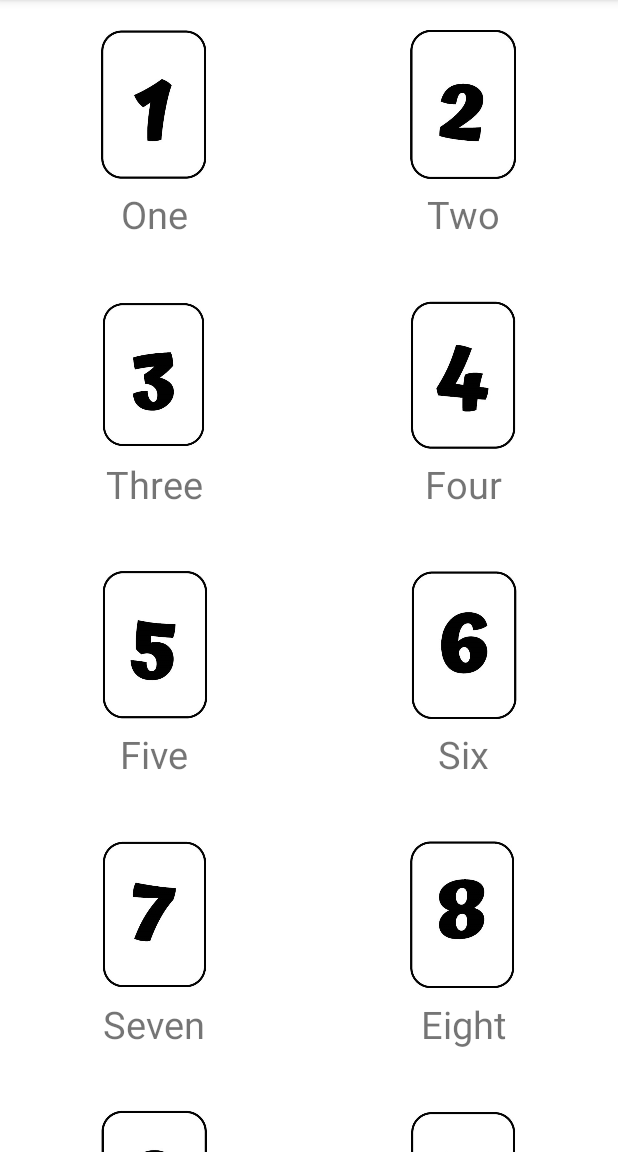
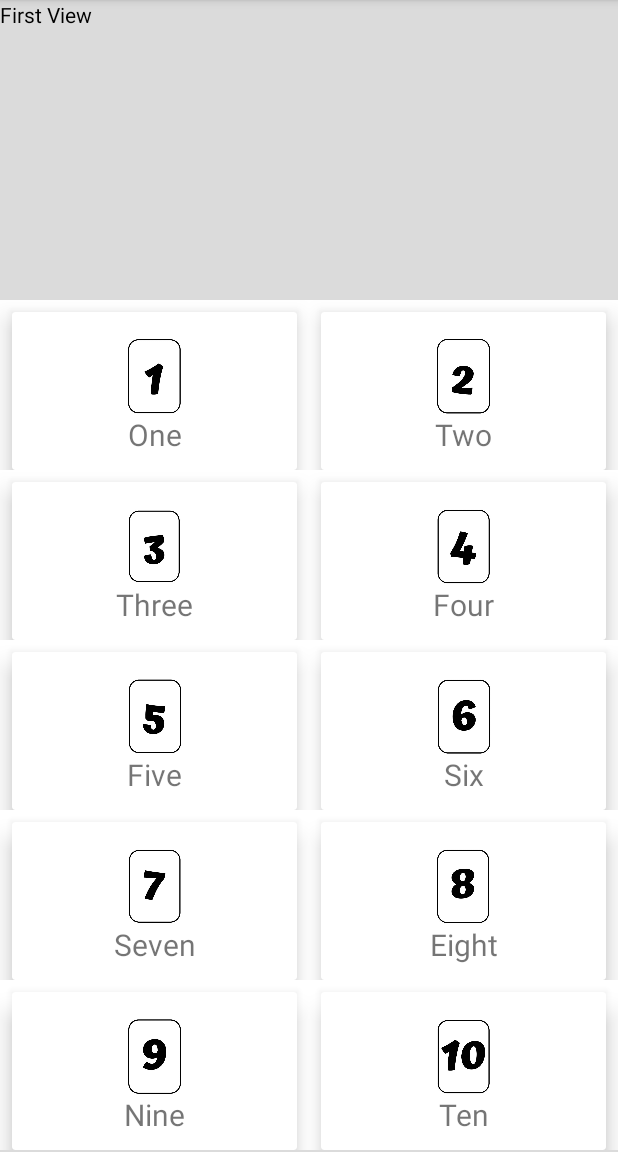
Before and after one commit to Abduvokhobov5888/JAVA, an Android app: the screen it shows after launch (MainActivity), on a phone screen of 412 x 824 dp, the part 84-1236 px from its top. Run offline under Robolectric (Android 15) with nearby library versions, the phone set to English and light mode, and no system bars.

Commit message:
RecyclerView with NestedScrollView

```diff
--- a/app/build.gradle
+++ b/app/build.gradle
@@ -35,4 +35,7 @@ dependencies {
     testImplementation 'junit:junit:4.13.2'
     androidTestImplementation 'androidx.test.ext:junit:1.1.3'
     androidTestImplementation 'androidx.test.espresso:espresso-core:3.4.0'
+
+    implementation "androidx.recyclerview:recyclerview-selection:1.1.0"
+    implementation "androidx.cardview:cardview:1.0.0"
 }
--- a/app/src/main/java/com/example/java/Activity/MainActivity.java
+++ b/app/src/main/java/com/example/java/Activity/MainActivity.java
@@ -1,53 +1,64 @@
 package com.example.java.Activity;
 
-import androidx.activity.result.ActivityResult;
-import androidx.activity.result.ActivityResultCallback;
-import androidx.activity.result.ActivityResultLauncher;
-import androidx.activity.result.contract.ActivityResultContracts;
+import android.os.Bundle;
+
 import androidx.appcompat.app.AppCompatActivity;
+import androidx.core.widget.NestedScrollView;
+import androidx.recyclerview.widget.GridLayoutManager;
+import androidx.recyclerview.widget.RecyclerView;
 
-import android.app.Activity;
-import android.content.Intent;
-import android.graphics.Color;
-import android.os.Bundle;
-import android.text.Spannable;
-import android.text.SpannableString;
-import android.text.Spanned;
-import android.text.style.ForegroundColorSpan;
-import android.util.Log;
-import android.view.View;
-import android.widget.AdapterView;
-import android.widget.GridView;
-import android.widget.TextView;
-import android.widget.Toast;
+import com.example.java.Adapter.Adapter;
+import com.example.java.R;
 
-import com.example.java.R;
+import java.util.ArrayList;
+import java.util.List;
 
 public class MainActivity extends AppCompatActivity {
 
-    GridView gridView;
+    RecyclerView dataList;
+    NestedScrollView nestedScrollview;
+    List<String> titles;
+    List<Integer> images;
 
-    String[] numberWord = {"One", "Two", "Three", "Four", "Five", "Six", "Seven", "Eight", "Nine", "Ten"};
-
-    int[] numberImage = {R.drawable.one, R.drawable.two, R.drawable.three, R.drawable.four, R.drawable.five,
-            R.drawable.six, R.drawable.seven, R.drawable.eight, R.drawable.nine, R.drawable.ten};
 
     @Override
     protected void onCreate(Bundle savedInstanceState) {
         super.onCreate(savedInstanceState);
         setContentView(R.layout.activity_main);
 
-        gridView = findViewById(R.id.grid_view);
+        dataList = findViewById(R.id.recyclerView);
+        nestedScrollview = findViewById(R.id.nestedScrollview);
 
-        MainAdapter adapter = new MainAdapter(MainActivity.this,numberWord,numberImage);
-        gridView.setAdapter(adapter);
+        titles = new ArrayList<>();
+        images = new ArrayList<>();
 
-        gridView.setOnItemClickListener(new AdapterView.OnItemClickListener() {
-            @Override
-            public void onItemClick(AdapterView<?> parent, View view, int position, long id) {
-                Toast.makeText(getApplicationContext(), "You Clicked " + numberWord[+
-                        position], Toast.LENGTH_SHORT).show();
-            }
-        });
+        titles.add("One");
+        titles.add("Two");
+        titles.add("Three");
+        titles.add("Four");
+        titles.add("Five");
+        titles.add("Six");
+        titles.add("Seven");
+        titles.add("Eight");
+        titles.add("Nine");
+        titles.add("Ten");
+
+        images.add(R.drawable.one);
+        images.add(R.drawable.two);
+        images.add(R.drawable.three);
+        images.add(R.drawable.four);
+        images.add(R.drawable.five);
+        images.add(R.drawable.six);
+        images.add(R.drawable.seven);
+        images.add(R.drawable.eight);
+        images.add(R.drawable.nine);
+        images.add(R.drawable.ten);
+
+
+        Adapter adapter = new Adapter(this, titles, images);
+        GridLayoutManager gridLayoutManager = new GridLayoutManager(this,2,GridLayoutManager.VERTICAL,false);
+        dataList.setNestedScrollingEnabled(false);
+        dataList.setLayoutManager(gridLayoutManager);
+        dataList.setAdapter(adapter);
     }
 }
--- /dev/null
+++ b/app/src/main/java/com/example/java/Adapter/Adapter.java
@@ -0,0 +1,58 @@
+package com.example.java.Adapter;
+
+import android.content.Context;
+import android.view.LayoutInflater;
+import android.view.View;
+import android.view.ViewGroup;
+import android.widget.ImageView;
+import android.widget.TextView;
+
+import androidx.annotation.NonNull;
+import androidx.recyclerview.widget.RecyclerView;
+
+import com.example.java.R;
+
+import java.util.List;
+
+public class Adapter extends RecyclerView.Adapter<Adapter.ViewHolder> {
+
+
+    List<String> title;
+    List<Integer> images;
+    LayoutInflater inflater;
+
+    public Adapter(Context ctx, List<String> title, List<Integer> images){
+        this.title = title;
+        this.images = images;
+        this.inflater = LayoutInflater.from(ctx);
+    }
+
+    @NonNull
+    @Override
+    public ViewHolder onCreateViewHolder(@NonNull ViewGroup parent, int viewType) {
+        View view = inflater.inflate(R.layout.my_row,parent,false);
+        return new ViewHolder(view);
+    }
+
+    @Override
+    public void onBindViewHolder(@NonNull ViewHolder holder, int position) {
+        holder.title.setText(title.get(position));
+        holder.gridIcon.setImageResource(images.get(position));
+    }
+
+    @Override
+    public int getItemCount() {
+        return title.size();
+    }
+
+    public class ViewHolder extends RecyclerView.ViewHolder{
+        TextView title;
+        ImageView gridIcon;
+
+        public ViewHolder(@NonNull View itemView) {
+            super(itemView);
+            title = itemView.findViewById(R.id.textView);
+            gridIcon = itemView.findViewById(R.id.imageView);
+        }
+    }
+}
--- a/app/src/main/res/layout/activity_main.xml
+++ b/app/src/main/res/layout/activity_main.xml
@@ -6,10 +6,42 @@
     android:layout_height="match_parent"
     tools:context=".Activity.MainActivity">
 
-    <GridView
+
+    <androidx.core.widget.NestedScrollView
+        android:id="@+id/nestedScrollview"
         android:layout_width="match_parent"
-        android:layout_height="match_parent"
-        android:numColumns="2"
-        android:id="@+id/grid_view"/>
+        android:layout_height="match_parent">
+
+        <LinearLayout
+            android:descendantFocusability="blocksDescendants"
+            android:layout_width="match_parent"
+            android:layout_height="match_parent"
+            android:orientation="vertical">
+
+            <TextView
+                android:layout_width="match_parent"
+                android:layout_height="200dp"
+                android:background="#dbdbdb"
+                android:layout_gravity="center_vertical|center_horizontal"
+                android:textColor="#000000"
+                android:text="First View"/>
+
+            <androidx.recyclerview.widget.RecyclerView
+                android:id="@+id/recyclerView"
+                android:layout_width="match_parent"
+                android:layout_height="wrap_content">
+
+            </androidx.recyclerview.widget.RecyclerView>
+            <TextView
+                android:layout_width="match_parent"
+                android:layout_height="200dp"
+                android:background="#dbdbdb"
+                android:text="Second View"
+                android:layout_gravity="center_horizontal|center_vertical"
+                android:textColor="#000000"/>
+
+        </LinearLayout>
+
+    </androidx.core.widget.NestedScrollView>
 
 </androidx.constraintlayout.widget.ConstraintLayout>
--- /dev/null
+++ b/app/src/main/res/layout/my_row.xml
@@ -0,0 +1,46 @@
+<?xml version="1.0" encoding="utf-8"?>
+<androidx.constraintlayout.widget.ConstraintLayout xmlns:android="http://schemas.android.com/apk/res/android"
+    xmlns:app="http://schemas.android.com/apk/res-auto"
+    android:layout_width="match_parent"
+    android:layout_height="wrap_content">
+
+    <androidx.cardview.widget.CardView
+        android:layout_width="0dp"
+        android:layout_height="wrap_content"
+        android:layout_marginStart="8dp"
+        android:layout_marginTop="8dp"
+        android:layout_marginEnd="8dp"
+        app:cardElevation="10dp"
+        app:contentPadding="10dp"
+        app:layout_constraintEnd_toEndOf="parent"
+        app:layout_constraintStart_toStartOf="parent"
+        app:layout_constraintTop_toTopOf="parent">
+
+        <androidx.constraintlayout.widget.ConstraintLayout
+            android:layout_width="match_parent"
+            android:layout_height="wrap_content">
+
+            <ImageView
+                android:id="@+id/imageView"
+                android:layout_width="50dp"
+                android:layout_height="50dp"
+                android:layout_marginStart="8dp"
+                android:layout_marginTop="8dp"
+                android:layout_marginEnd="8dp"
+                app:layout_constraintEnd_toEndOf="parent"
+                app:layout_constraintStart_toStartOf="parent"
+                app:layout_constraintTop_toTopOf="parent"
+                app:srcCompat="@mipmap/ic_launcher" />
+
+            <TextView
+                android:id="@+id/textView"
+                android:layout_width="wrap_content"
+                android:layout_height="wrap_content"
+                android:text="TextView"
+                android:textSize="20sp"
+                app:layout_constraintEnd_toEndOf="parent"
+                app:layout_constraintStart_toStartOf="parent"
+                app:layout_constraintTop_toBottomOf="@+id/imageView" />
+        </androidx.constraintlayout.widget.ConstraintLayout>
+    </androidx.cardview.widget.CardView>
+</androidx.constraintlayout.widget.ConstraintLayout>
```
